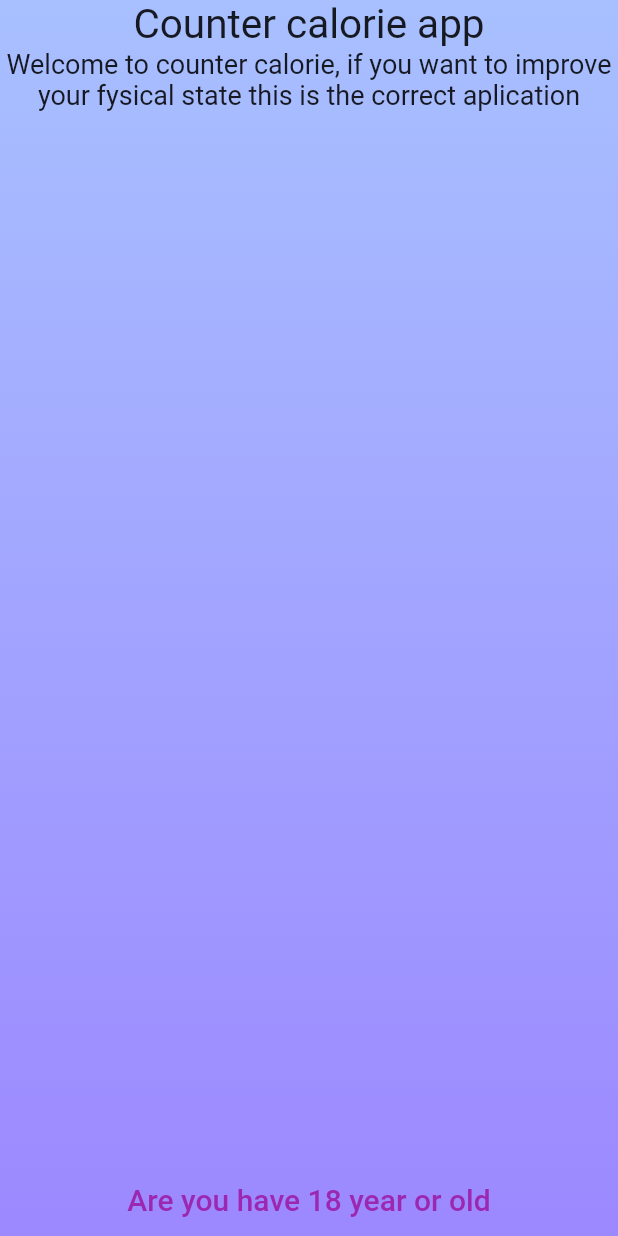
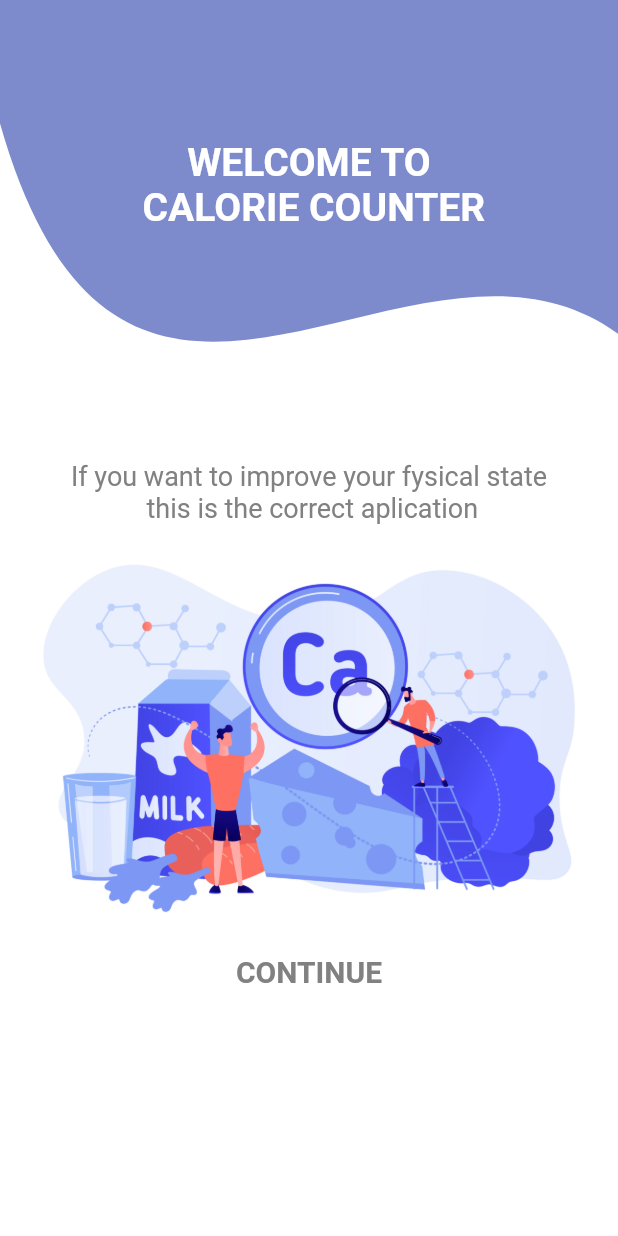
Before and after one commit to kimberllyflorez/pancho-carbs, a Flutter app: the screen it shows after launch, on a phone screen of 412 x 824 dp. Run offline on Flutter 3.47's test engine with Material 2 defaults, Android fonts, the light colour scheme and no system bars; our stand-ins replace shared_preferences.

Commit message:
desing welcome page

```diff
--- a/lib/data_user/ui/pages/first_welcome_pg.dart
+++ /dev/null
@@ -1,55 +0,0 @@
-import 'package:flutter/material.dart';
-
-class FirstWelcomePg extends StatelessWidget {
-  const FirstWelcomePg({Key? key}) : super(key: key);
-
-  @override
-  Widget build(BuildContext context) {
-    return Scaffold(
-      body: Container(
-        decoration: const BoxDecoration(
-          gradient: LinearGradient(
-            begin: Alignment.bottomCenter,
-            end: Alignment.topCenter,
-            colors: [
-              Color(0xFF9c88ff),
-              Color(0xFFa8c0ff),
-            ],
-          ),
-        ),
-        child: Column(
-          crossAxisAlignment: CrossAxisAlignment.center,
-          mainAxisAlignment: MainAxisAlignment.center,
-          children: [
-            const Text(
-              'Counter calorie app ',
-              style: TextStyle(
-                fontSize: 27,
-              ),
-              textAlign: TextAlign.center,
-            ),
-            const Expanded(
-              child: Text(
-                'Welcome to counter calorie, if you want to improve your fysical'
-                ' state this is the correct aplication',
-                textAlign: TextAlign.center,
-                style: TextStyle(fontSize: 18),
-              ),
-            ),
-            TextButton(
-              onPressed: () {
-                Navigator.pushNamed(context, 'agePg');
-              },
-              child: const Text(
-                'Are you have 18 year or old',
-                style: TextStyle(
-                  fontSize: 20,
-                ),
-              ),
-            )
-          ],
-        ),
-      ),
-    );
-  }
-}
--- a/lib/data_user/ui/pages/pages.dart
+++ b/lib/data_user/ui/pages/pages.dart
@@ -3,4 +3,4 @@ export 'package:projects_study/data_user/ui/pages/age_pg.dart';
 export 'package:projects_study/data_user/ui/pages/height_pg.dart';
 export 'package:projects_study/data_user/ui/pages/weigh_pg.dart';
 export 'package:projects_study/data_user/ui/pages/gender_pg.dart';
-export 'package:projects_study/data_user/ui/pages/first_welcome_pg.dart';
+export 'package:projects_study/data_user/ui/pages/welcome_pg.dart';
--- /dev/null
+++ b/lib/data_user/ui/pages/welcome_pg.dart
@@ -0,0 +1,108 @@
+import 'package:flutter/material.dart';
+import 'package:projects_study/pallete/palette.dart';
+
+class FirstWelcomePg extends StatelessWidget {
+  const FirstWelcomePg({Key? key}) : super(key: key);
+
+  @override
+  Widget build(BuildContext context) {
+    return Scaffold(
+      backgroundColor: Palette.write,
+      body: Column(
+        children: [
+          const CustomAppBar(),
+          const SizedBox(height: 60),
+           Padding(
+             padding: const EdgeInsets.only(left: 10.0,right: 10.0),
+             child: Text(
+              'If you want to improve your fysical'
+              ' state \n this is the correct aplication',
+              textAlign: TextAlign.center,
+              style: TextStyle(fontSize: 18, color: Palette.gray
+              ),
+
+          ),
+           ),
+            Image.asset('assets/cal.jpg'),
+
+          Container(
+            decoration: BoxDecoration(
+              color: Palette.write,
+              borderRadius: BorderRadius.circular(16)
+            ),
+            child: TextButton(
+              onPressed: () {
+                Navigator.pushNamed(context, 'agePg');
+              },
+              child:  Container(
+                width: double.infinity,
+                child:  Text(
+                  'CONTINUE',textAlign: TextAlign.center,
+                  style: TextStyle(
+                    color: Palette.gray,
+                    fontWeight: FontWeight.bold,
+                    fontSize: 20,
+                  ),
+                ),
+              ),
+            ),
+          )
+        ],
+      ),
+    );
+  }
+}
+
+
+
+class CustomAppBar extends StatelessWidget {
+  const CustomAppBar({
+    Key? key,
+  }) : super(key: key);
+
+  @override
+  Widget build(BuildContext context) {
+    return  ClipPath(
+      clipper: CustomClipPath(),
+      child:  Container  (
+        alignment: Alignment.center,
+
+        width: double.infinity,
+        height: MediaQuery.of(context).size.height * 0.3,
+        color: Palette.primary,
+        child: Text(
+          'WELCOME TO  \n CALORIE COUNTER ',
+          style: TextStyle(
+              color: Palette.write,
+              fontSize: 26,
+              fontWeight: FontWeight.bold
+          ),
+          textAlign: TextAlign.center,
+        ),
+      ),
+    );
+  }
+}
+class CustomClipPath extends CustomClipper<Path> {
+  @override
+  Path getClip(Size size) {
+    var path = Path();
+    path.lineTo(0, size.height/3 );
+    path.cubicTo(
+        ( size.width/5),
+        3*(size.height/2),
+        2*(size.width/3),
+        size.height/2,
+        size.width,
+        size.height * 0.9);
+
+
+    path.lineTo(size.width, 0);
+    //path.moveTo(size.width, 0);
+
+    return path;
+  }
+
+  @override
+  bool shouldReclip(CustomClipper<Path> oldClipper) => true;
+}
--- /dev/null
+++ b/lib/pallete.dart
@@ -0,0 +1 @@
+// TODO Implement this library.
--- /dev/null
+++ b/lib/pallete/palette.dart
@@ -0,0 +1,12 @@
+
+import 'package:flutter/painting.dart';
+
+class Palette{
+
+  static Color primary= const Color(0xFF7D8ACC);
+  static Color secundary = const Color(0xFFD0CCDE);
+  static Color write = const Color(0xFFFFFFFF);
+  static Color gray = const Color(0xFF818181);
+
+
+  }
--- a/pubspec.yaml
+++ b/pubspec.yaml
@@ -63,8 +63,8 @@ flutter:
   uses-material-design: true
 
   # To add assets to your application, add an assets section, like this:
-  # assets:
-  #   - images/a_dot_burr.jpeg
+  assets:
+     - assets/
   #   - images/a_dot_ham.jpeg
 
   # An image asset can refer to one or more resolution-specific "variants", see
```
Also changed, not shown: lib/data_user/calculation_ecuation/calculate_calorie.dart (+27 -8 lines), lib/data_user/calculation_ecuation/constant_ecuation.dart (+17 -15 lines), lib/data_user/calculation_ecuation/user_data.dart (+7 -19 lines), lib/data_user/provider/get_data_provider.dart (+7 -2 lines), lib/data_user/ui/widgets/popup_validated.dart (added, +18 -0 lines), lib/home/ui/pages/home_pg.dart (+3 -31 lines), lib/home/ui/widget/custom_background.dart (added, +37 -0 lines), assets/cal.jpg (added).
